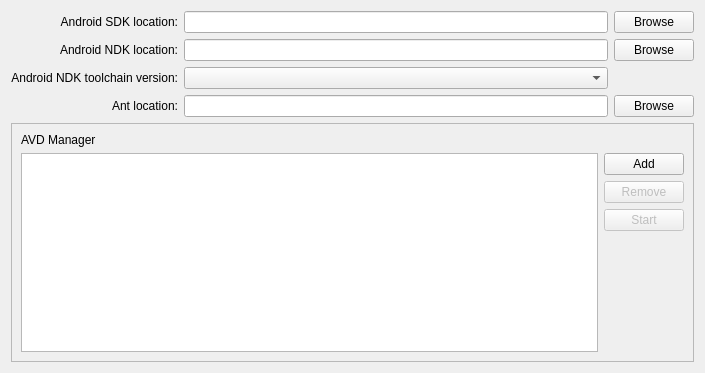
The window that src/plugins/qt4projectmanager/qt-android/androidsettingswidget.ui (KDE/android-qt-creator) describes before a commit, drawn with Qt 5.
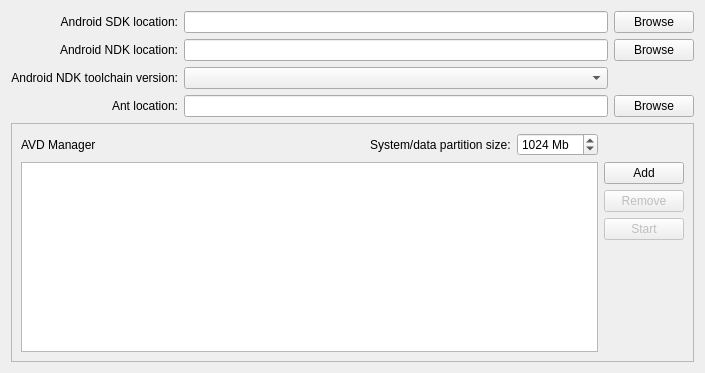
The same window after the commit.

```diff
--- a/src/plugins/qt4projectmanager/qt-android/androidsettingswidget.ui
+++ b/src/plugins/qt4projectmanager/qt-android/androidsettingswidget.ui
@@ -97,11 +97,48 @@
      </property>
      <layout class="QGridLayout" name="gridLayout">
       <item row="0" column="0">
-       <widget class="QLabel" name="AVDManagerLabel">
-        <property name="text">
-         <string>AVD Manager</string>
-        </property>
-       </widget>
+       <layout class="QHBoxLayout" name="horizontalLayout">
+        <item>
+         <widget class="QLabel" name="AVDManagerLabel">
+          <property name="text">
+           <string>AVD Manager</string>
+          </property>
+         </widget>
+        </item>
+        <item>
+         <spacer name="horizontalSpacer">
+          <property name="orientation">
+           <enum>Qt::Horizontal</enum>
+          </property>
+          <property name="sizeHint" stdset="0">
+           <size>
+            <width>40</width>
+            <height>20</height>
+           </size>
+          </property>
+         </spacer>
+        </item>
+        <item>
+         <widget class="QLabel" name="DataPartitionSizeLable">
+          <property name="text">
+           <string>System/data partition size:</string>
+          </property>
+         </widget>
+        </item>
+        <item>
+         <widget class="QSpinBox" name="DataPartitionSizeSpinBox">
+          <property name="suffix">
+           <string> Mb</string>
+          </property>
+          <property name="maximum">
+           <number>99999</number>
+          </property>
+          <property name="value">
+           <number>1024</number>
+          </property>
+         </widget>
+        </item>
+       </layout>
       </item>
       <item row="1" column="0" rowspan="4">
        <widget class="QTableView" name="AVDTableView">
```
Left out of the diff: 29 changed lines with no effect on the pictures.
